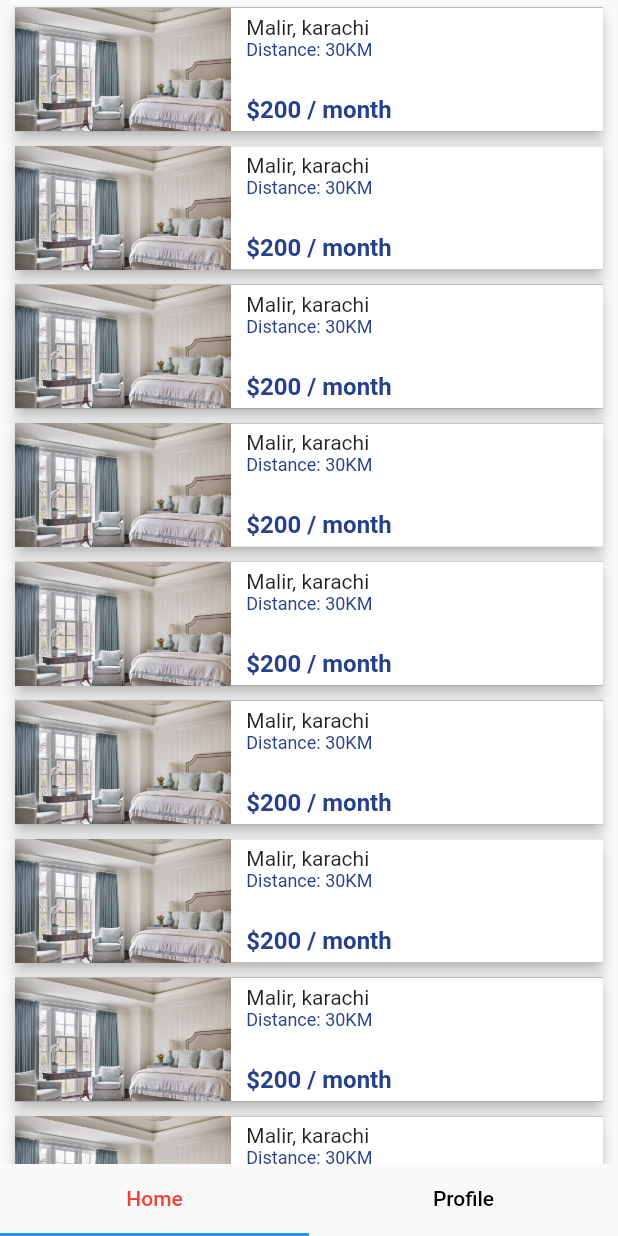
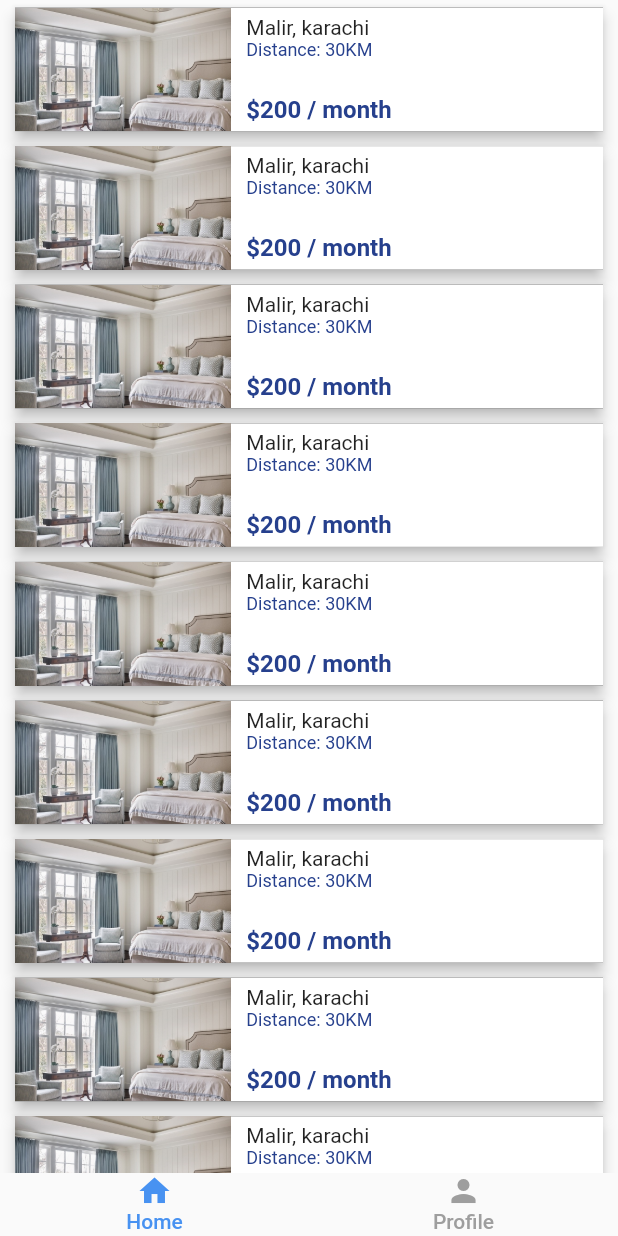
Before and after one commit to izaanjahangir/find-a-room-flutter, a Flutter app: the SelectArea screen opened by its route, after a tap on "Explore", on a phone screen of 412 x 824 dp. Run offline on Flutter 3.47's test engine with Material 2 defaults, Android fonts, the phone set to English and light mode, and no system bars; our stand-ins replace flutter_easyloading, geolocator, google_maps_flutter, touchable_opacity.

Commit message:
setup basic tabbar

```diff
--- /dev/null
+++ b/lib/components/custom_tab/custom_tab.dart
@@ -0,0 +1,19 @@
+import "package:flutter/material.dart";
+
+class CustomTab extends StatelessWidget {
+  final String label;
+  final IconData icon;
+
+  CustomTab({this.label = "Default Tab", this.icon});
+
+  @override
+  Widget build(BuildContext context) {
+    return Container(
+        child: Column(
+      children: [
+        Icon(icon),
+        Text(label),
+      ],
+    ));
+  }
+}
--- a/lib/config/theme_colors.dart
+++ b/lib/config/theme_colors.dart
@@ -7,6 +7,7 @@ class ThemeColors {
   static const Color white = Colors.white;
   static const Color black = Colors.black;
   static Color grey = Colors.grey[200];
+  static const Color darkGrey = Colors.grey;
   static const Color whiteTransparent = Color.fromRGBO(255, 255, 255, 0.7);
   static const Color splashWhite = Color.fromRGBO(255, 255, 255, 0.1);
 }
--- a/lib/main.dart
+++ b/lib/main.dart
@@ -1,10 +1,10 @@
 import 'package:flutter/material.dart';
 import 'package:flutter_easyloading/flutter_easyloading.dart';
+import 'package:izaan_want_a_room/screens/home_tab/home_tab.dart';
 import 'package:izaan_want_a_room/screens/register/register.dart';
 import 'package:izaan_want_a_room/screens/select_area/select_area.dart';
 import "package:izaan_want_a_room/screens/welcome/welcome.dart";
 import "package:izaan_want_a_room/screens/login/login.dart";
-import "package:izaan_want_a_room/screens/home/home.dart";
 
 void main() {
   runApp(MyApp());
@@ -25,7 +25,7 @@ class MyApp extends StatelessWidget {
         Login.screenName: (context) => Login(),
         Register.screenName: (context) => Register(),
         SelectArea.screenName: (context) => SelectArea(),
-        Home.screenName: (context) => Home(),
+        HomeTab.screenName: (context) => HomeTab(),
       },
     );
   }
--- a/lib/screens/home/home.dart
+++ b/lib/screens/home/home.dart
@@ -1,6 +1,5 @@
 import "package:flutter/material.dart";
 import 'package:izaan_want_a_room/screens/home/home_item.dart';
-import 'package:izaan_want_a_room/utils/helpers.dart';
 
 class Home extends StatefulWidget {
   static const String screenName = "/home";
@@ -9,38 +8,19 @@ class Home extends StatefulWidget {
   _HomeState createState() => _HomeState();
 }
 
-class _HomeState extends State<Home> with SingleTickerProviderStateMixin {
-  TabController _tabController;
-
+class _HomeState extends State<Home> {
   @override
   void initState() {
-    _tabController = new TabController(length: 2, vsync: this);
     super.initState();
   }
 
   @override
   Widget build(BuildContext context) {
-    return SafeArea(
-      child: GestureDetector(
-        onTap: () {
-          Helpers.dismissKeyboardOnTap(context);
-        },
-        child: Scaffold(
-            body: Container(
-          child: Column(
-            crossAxisAlignment: CrossAxisAlignment.start,
-            children: [
-              Expanded(
-                child: TabBarView(
-                  children: [
-                    SingleChildScrollView(
+    return SingleChildScrollView(
       child: Container(
         padding: const EdgeInsets.symmetric(horizontal: 10),
         child: Column(
           crossAxisAlignment: CrossAxisAlignment.start,
-                          children: [
-                            Container(
-                                child: Column(
           children: [
             HomeItem(),
             HomeItem(),
@@ -64,33 +44,7 @@ class _HomeState extends State<Home> with SingleTickerProviderStateMixin {
             HomeItem(),
             HomeItem(),
           ],
-                            )),
-                          ],
         ),
-                      ),
-                    ),
-                    Text("Profile"),
-                  ],
-                  controller: _tabController,
-                ),
-              ),
-              TabBar(
-                unselectedLabelColor: Colors.black,
-                labelColor: Colors.red,
-                tabs: [
-                  Tab(
-                    text: 'Home',
-                  ),
-                  Tab(
-                    text: 'Profile',
-                  ),
-                ],
-                controller: _tabController,
-                indicatorSize: TabBarIndicatorSize.tab,
-              ),
-            ],
-          ),
-        )),
       ),
     );
   }
--- /dev/null
+++ b/lib/screens/home_tab/home_tab.dart
@@ -0,0 +1,71 @@
+import "package:flutter/material.dart";
+import 'package:izaan_want_a_room/components/custom_tab/custom_tab.dart';
+import 'package:izaan_want_a_room/config/theme_colors.dart';
+import 'package:izaan_want_a_room/screens/home/home.dart';
+import 'package:izaan_want_a_room/screens/profile/profile.dart';
+import 'package:izaan_want_a_room/utils/helpers.dart';
+
+class HomeTab extends StatefulWidget {
+  static const String screenName = "/home-tab";
+
+  @override
+  _HomeTabState createState() => _HomeTabState();
+}
+
+class _HomeTabState extends State<HomeTab> with SingleTickerProviderStateMixin {
+  TabController _tabController;
+
+  @override
+  void initState() {
+    _tabController = new TabController(length: 2, vsync: this);
+
+    super.initState();
+  }
+
+  @override
+  Widget build(BuildContext context) {
+    return SafeArea(
+      child: GestureDetector(
+        onTap: () {
+          Helpers.dismissKeyboardOnTap(context);
+        },
+        child: Scaffold(
+            body: Container(
+          child: Column(
+            crossAxisAlignment: CrossAxisAlignment.start,
+            children: [
+              Expanded(
+                child: TabBarView(
+                  children: [
+                    Home(),
+                    Profile(),
+                  ],
+                  controller: _tabController,
+                ),
+              ),
+              TabBar(
+                unselectedLabelColor: ThemeColors.darkGrey,
+                labelColor: ThemeColors.lightBlue,
+                indicator: BoxDecoration(
+                  borderRadius: BorderRadius.zero,
+                ),
+                tabs: [
+                  CustomTab(
+                    icon: Icons.home,
+                    label: 'Home',
+                  ),
+                  CustomTab(
+                    icon: Icons.person,
+                    label: 'Profile',
+                  ),
+                ],
+                controller: _tabController,
+                indicatorSize: TabBarIndicatorSize.tab,
+              ),
+            ],
+          ),
+        )),
+      ),
+    );
+  }
+}
--- /dev/null
+++ b/lib/screens/profile/profile.dart
@@ -0,0 +1,28 @@
+import "package:flutter/material.dart";
+
+class Profile extends StatefulWidget {
+  static const String screenName = "/Profile";
+
+  @override
+  _ProfileState createState() => _ProfileState();
+}
+
+class _ProfileState extends State<Profile> {
+  @override
+  void initState() {
+    super.initState();
+  }
+
+  @override
+  Widget build(BuildContext context) {
+    return SingleChildScrollView(
+      child: Container(
+        padding: const EdgeInsets.symmetric(horizontal: 10),
+        child: Column(
+          crossAxisAlignment: CrossAxisAlignment.start,
+          children: [Text("Profile")],
+        ),
+      ),
+    );
+  }
+}
--- a/lib/screens/select_area/select_area.dart
+++ b/lib/screens/select_area/select_area.dart
@@ -7,6 +7,7 @@ import 'package:izaan_want_a_room/components/custom_elevated_button/custom_eleva
 import 'package:izaan_want_a_room/components/custom_outline_button/custom_outline_button.dart';
 import 'package:izaan_want_a_room/config/theme_colors.dart';
 import 'package:izaan_want_a_room/screens/home/home.dart';
+import 'package:izaan_want_a_room/screens/home_tab/home_tab.dart';
 import 'package:izaan_want_a_room/screens/select_area/change_radius.dart';
 import 'package:izaan_want_a_room/utils/helpers.dart';
 import 'package:izaan_want_a_room/utils/location.dart';
@@ -161,7 +162,7 @@ class _SelectAreaState extends State<SelectArea> {
                       margin: const EdgeInsets.only(bottom: 10),
                       child: CustomElevatedButton(
                         onTap: () {
-                          Navigator.of(context).pushNamed(Home.screenName);
+                          Navigator.of(context).pushNamed(HomeTab.screenName);
                         },
                         label: "Explore",
                       )),
```
Lines whose indentation alone changed are shown as unchanged.
